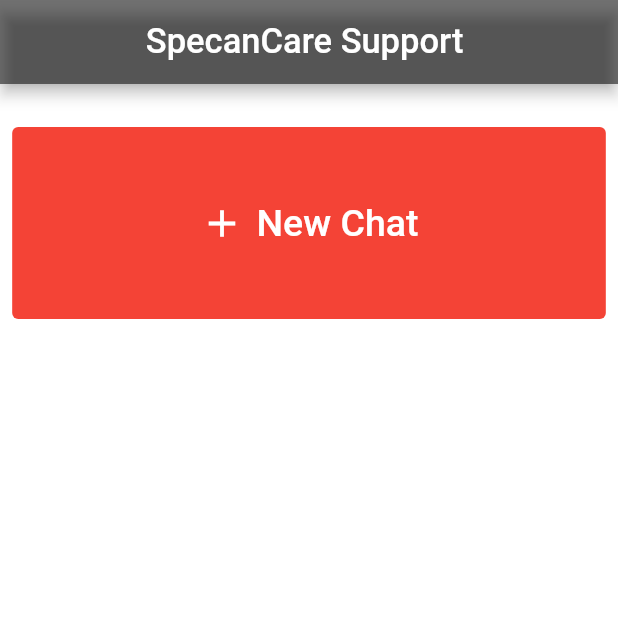
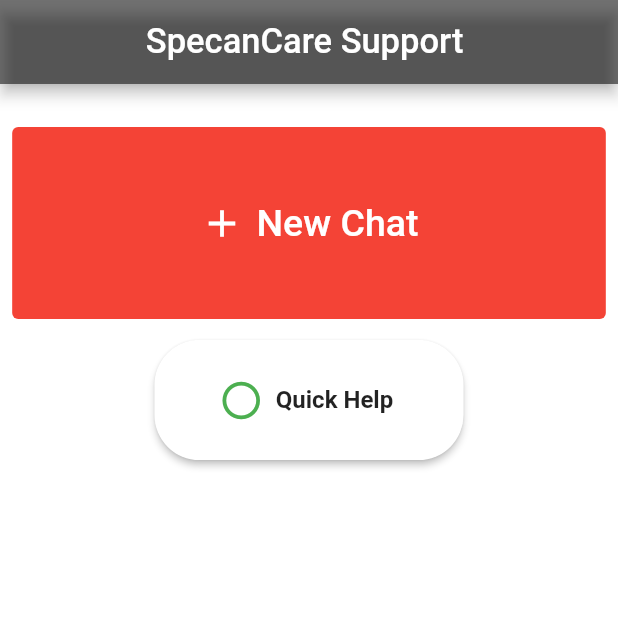
Before and after one commit to Verne-Ian/auto_customer_care_app, a Flutter app: the MyHome screen opened by its route, on a phone screen of 412 x 824 dp, the top half of it. Run offline on Flutter 3.47's test engine with Material 2 defaults, Android fonts, the light colour scheme and no system bars; our stand-ins replace firebase_auth, firebase_core, flutter_spinkit, ionicons; accounts and stored records are empty; project files that could hold a hidden picture were left out.

Commit message:
Have added a few updates.

```diff
--- a/lib/addons/buttons&fields.dart
+++ b/lib/addons/buttons&fields.dart
@@ -176,3 +176,37 @@ Container GoogleSignUpButton(
     ),
   );
 }
+
+Container newChatButton(
+    BuildContext context, IconData icons, bool isBot, Function onTap) {
+  return Container(
+    width: MediaQuery.of(context).size.width * 0.5,
+    height: 80,
+    margin: const EdgeInsets.fromLTRB(0, 10, 0, 20),
+    decoration: BoxDecoration(borderRadius: BorderRadius.circular(90)),
+    child: ElevatedButton.icon(
+      onPressed: () {
+        onTap();
+      },
+      style: ButtonStyle(
+          backgroundColor: MaterialStateProperty.resolveWith((states) {
+            if (states.contains(MaterialState.pressed)) {
+              return Colors.black26;
+            }
+            return Colors.white;
+          }),
+          shape: MaterialStateProperty.all(
+              RoundedRectangleBorder(borderRadius: BorderRadius.circular(30)))),
+      icon: Icon(
+        icons,
+        color: Colors.green,
+        size: 30.0,
+      ),
+      label: Text(
+        isBot ? 'Quick Help' : 'Personalised Help',
+        style: const TextStyle(
+            color: Colors.black87, fontWeight: FontWeight.bold, fontSize: 16),
+      ),
+    ),
+  );
+}
--- a/lib/main.dart
+++ b/lib/main.dart
@@ -1,3 +1,5 @@
+import 'package:flutter/foundation.dart';
+
 import '../viewable/chatpage.dart';
 import '../viewable/home.dart';
 import '../viewable/loadingScreen.dart';
@@ -18,7 +20,6 @@ void main() async {
       '/sign': (context) => const SignUp(),
       '/login': (context) => const LoginScreen(),
       '/chat': (context) => const ChatScreen(),
-
     },
   ));
 }
--- a/lib/services/MainServices.dart
+++ b/lib/services/MainServices.dart
@@ -1,34 +1,34 @@
 import 'package:firebase_auth/firebase_auth.dart';
 
-class Login{
+class Login {
   String userID;
   String passcode;
 
   Login({required this.userID, required this.passcode});
 
-  static Future<UserCredential> emailLogin(String email, String password){
-    return FirebaseAuth.instance.signInWithEmailAndPassword(email: email, password: password);
+  static Future<UserCredential> emailLogin(String email, String password) {
+    return FirebaseAuth.instance
+        .signInWithEmailAndPassword(email: email, password: password);
   }
 
-  static phoneLogin(String phone){
+  static phoneLogin(String phone) {
     return FirebaseAuth.instance.signInWithPhoneNumber(phone);
   }
 
-  static googleLogin(){
+  static googleLogin() {
     return FirebaseAuth.instance.signInWithProvider(GoogleAuthProvider());
   }
-
 }
 
-class newUser{
-  String userID;
+class newUser {
+  String email;
   String password;
   String phone;
 
-  newUser({required this.userID, required this.password, required this.phone});
+  newUser({required this.email, required this.password, required this.phone});
 
-  static emailSignUp(String email, String password){
-    return FirebaseAuth.instance.createUserWithEmailAndPassword(email: email, password: password);
+  static emailSignUp(String email, String password) {
+    return FirebaseAuth.instance
+        .createUserWithEmailAndPassword(email: email, password: password);
   }
-
 }
--- a/lib/viewable/home.dart
+++ b/lib/viewable/home.dart
@@ -1,4 +1,6 @@
 import 'package:flutter/material.dart';
+
+import '../addons/buttons&fields.dart';
 
 class MyHome extends StatefulWidget {
   const MyHome({Key? key}) : super(key: key);
@@ -26,7 +28,7 @@ class _MyHomeState extends State<MyHome> {
         centerTitle: true,
       ),
       body: Padding(
-        padding: EdgeInsets.fromLTRB(w*0.01, h * 0.03, w*0.01, h * 0.1),
+        padding: EdgeInsets.fromLTRB(w * 0.01, h * 0.03, w * 0.01, h * 0.1),
         child: Column(
           children: [
             Row(
@@ -38,16 +40,25 @@ class _MyHomeState extends State<MyHome> {
                     child: Padding(
                       padding: const EdgeInsets.all(40.0),
                       child: TextButton.icon(
-                          onPressed: (){
+                          onPressed: () {
                             Navigator.pushReplacementNamed(context, '/');
                           },
-                          icon: const Icon(Icons.add, color: Colors.white, size: 30.0,),
-                          label: const Text('New Chat', style: TextStyle(color: Colors.white, fontSize: 25.0),)),
+                          icon: const Icon(
+                            Icons.add,
+                            color: Colors.white,
+                            size: 30.0,
+                          ),
+                          label: const Text(
+                            'New Chat',
+                            style:
+                                TextStyle(color: Colors.white, fontSize: 25.0),
+                          )),
                     ),
                   ),
                 ),
               ],
-            )
+            ),
+            newChatButton(context, Icons.radio_button_off, true, () {})
           ],
         ),
       ),
--- a/pubspec.yaml
+++ b/pubspec.yaml
@@ -1,4 +1,4 @@
-name: SpecanCare
+name: auto_customer_care
 description: This is our final year project.
 # The following line prevents the package from being accidentally published to
 # pub.dev using `flutter pub publish`. This is preferred for private packages.
@@ -67,7 +67,7 @@ flutter:
   # To add assets to your application, add an assets section, like this:
   assets:
     - assets/others/
-    - assets/images/
+  #  - assets/images/
 
   # An image asset can refer to one or more resolution-specific "variants", see
   # https://flutter.dev/assets-and-images/#resolution-aware
```
Also changed, not shown: pubspec.lock.
